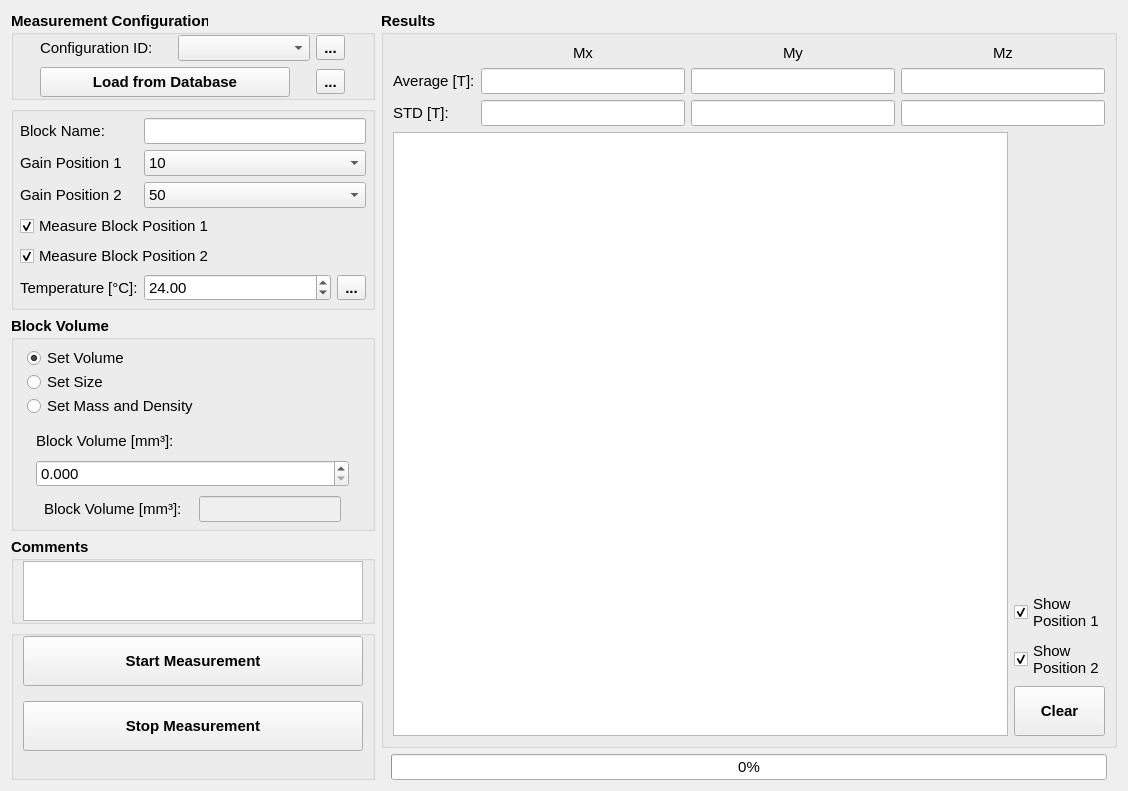
The window that helmholtz/gui/ui/measurementwidget.ui (lnls-ima/helmholtz-coil-control) describes before a commit, drawn with Qt 5.
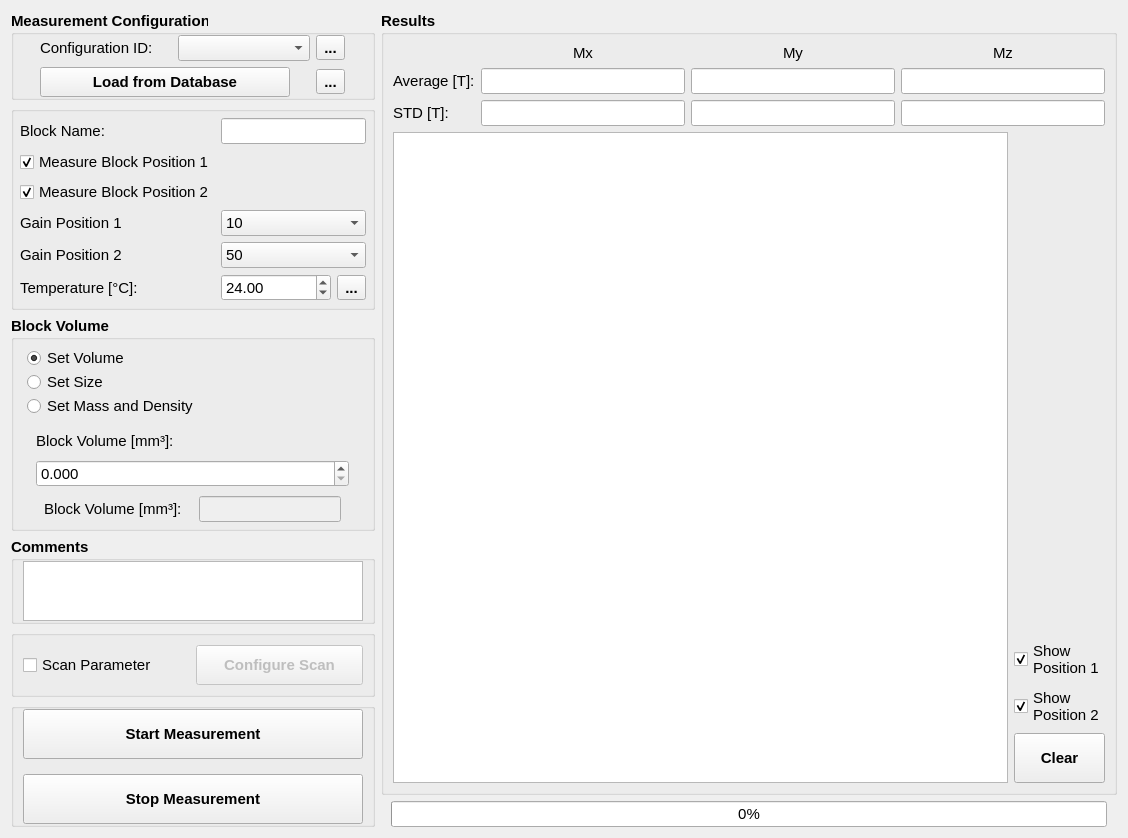
The same window after the commit. Icons and pictures are not drawn. Custom widgets are drawn as their Qt base class.

Commit message: Adding scan parameter dialog

Diff of the .ui file:
```diff
--- a/helmholtz/gui/ui/measurementwidget.ui
+++ b/helmholtz/gui/ui/measurementwidget.ui
@@ -7,7 +7,7 @@
     <x>0</x>
     <y>0</y>
     <width>1128</width>
-    <height>791</height>
+    <height>804</height>
    </rect>
   </property>
   <property name="sizePolicy">
@@ -25,322 +25,6 @@
    <string>Measurement</string>
   </property>
   <layout class="QGridLayout" name="gridLayout_3">
-   <item row="1" column="0">
-    <widget class="QGroupBox" name="groupBox">
-     <property name="sizePolicy">
-      <sizepolicy hsizetype="Preferred" vsizetype="Preferred">
-       <horstretch>0</horstretch>
-       <verstretch>0</verstretch>
-      </sizepolicy>
-     </property>
-     <property name="font">
-      <font>
-       <weight>75</weight>
-       <bold>true</bold>
-      </font>
-     </property>
-     <property name="title">
-      <string/>
-     </property>
-     <layout class="QGridLayout" name="gridLayout">
-      <property name="leftMargin">
-       <number>6</number>
-      </property>
-      <property name="topMargin">
-       <number>6</number>
-      </property>
-      <property name="rightMargin">
-       <number>6</number>
-      </property>
-      <property name="bottomMargin">
-       <number>6</number>
-      </property>
-      <item row="5" column="1" colspan="2">
-       <widget class="QDoubleSpinBox" name="sbd_block_temperature">
-        <property name="font">
-         <font>
-          <weight>50</weight>
-          <bold>false</bold>
-         </font>
-        </property>
-        <property name="maximum">
-         <double>200.000000000000000</double>
-        </property>
-        <property name="value">
-         <double>24.000000000000000</double>
-        </property>
-       </widget>
-      </item>
-      <item row="5" column="0">
-       <widget class="QLabel" name="label_2">
-        <property name="font">
-         <font>
-          <weight>50</weight>
-          <bold>false</bold>
-         </font>
-        </property>
-        <property name="text">
-         <string>Temperature [°C]:</string>
-        </property>
-       </widget>
-      </item>
-      <item row="0" column="1" colspan="3">
-       <widget class="QLineEdit" name="le_block_name">
-        <property name="font">
-         <font>
-          <weight>50</weight>
-          <bold>false</bold>
-         </font>
-        </property>
-       </widget>
-      </item>
-      <item row="2" column="1" colspan="3">
-       <widget class="QComboBox" name="cmb_gain_position_2">
-        <property name="font">
-         <font>
-          <weight>50</weight>
-          <bold>false</bold>
-         </font>
-        </property>
-        <property name="currentIndex">
-         <number>5</number>
-        </property>
-        <item>
-         <property name="text">
-          <string>1</string>
-         </property>
-        </item>
-        <item>
-         <property name="text">
-          <string>2</string>
-         </property>
-        </item>
-        <item>
-         <property name="text">
-          <string>5</string>
-         </property>
-        </item>
-        <item>
-         <property name="text">
-          <string>10</string>
-         </property>
-        </item>
-        <item>
-         <property name="text">
-          <string>20</string>
-         </property>
-        </item>
-        <item>
-         <property name="text">
-          <string>50</string>
-         </property>
-        </item>
-        <item>
-         <property name="text">
-          <string>100</string>
-         </property>
-        </item>
-        <item>
-         <property name="text">
-          <string>200</string>
-         </property>
-        </item>
-        <item>
-         <property name="text">
-          <string>500</string>
-         </property>
-        </item>
-        <item>
-         <property name="text">
-          <string>1000</string>
-         </property>
-        </item>
-       </widget>
-      </item>
-      <item row="1" column="0">
-       <widget class="QLabel" name="label_19">
-        <property name="sizePolicy">
-         <sizepolicy hsizetype="Maximum" vsizetype="Preferred">
-          <horstretch>0</horstretch>
-          <verstretch>0</verstretch>
-         </sizepolicy>
-        </property>
-        <property name="font">
-         <font>
-          <weight>50</weight>
-          <bold>false</bold>
-         </font>
-        </property>
-        <property name="text">
-         <string>Gain Position 1</string>
-        </property>
-       </widget>
-      </item>
-      <item row="5" column="3">
-       <widget class="QToolButton" name="tbt_read_temperature">
-        <property name="enabled">
-         <bool>true</bool>
-        </property>
-        <property name="toolTip">
-         <string>Measure block temperature</string>
-        </property>
-        <property name="text">
-         <string>...</string>
-        </property>
-        <property name="icon">
-         <iconset>
-          <normaloff>../../resources/img/thermometer.png</normaloff>../../resources/img/thermometer.png</iconset>
-        </property>
-        <property name="iconSize">
-         <size>
-          <width>24</width>
-          <height>24</height>
-         </size>
-        </property>
-       </widget>
-      </item>
-      <item row="3" column="0" colspan="4">
-       <widget class="QCheckBox" name="chb_measure_position_1">
-        <property name="sizePolicy">
-         <sizepolicy hsizetype="Preferred" vsizetype="Fixed">
-          <horstretch>0</horstretch>
-          <verstretch>0</verstretch>
-         </sizepolicy>
-        </property>
-        <property name="font">
-         <font>
-          <weight>50</weight>
-          <bold>false</bold>
-         </font>
-        </property>
-        <property name="text">
-         <string>Measure Block Position 1</string>
-        </property>
-        <property name="checked">
-         <bool>true</bool>
-        </property>
-       </widget>
-      </item>
-      <item row="1" column="1" colspan="3">
-       <widget class="QComboBox" name="cmb_gain_position_1">
-        <property name="sizePolicy">
-         <sizepolicy hsizetype="Preferred" vsizetype="Fixed">
-          <horstretch>0</horstretch>
-          <verstretch>0</verstretch>
-         </sizepolicy>
-        </property>
-        <property name="font">
-         <font>
-          <weight>50</weight>
-          <bold>false</bold>
-         </font>
-        </property>
-        <property name="currentIndex">
-         <number>3</number>
-        </property>
-        <item>
-         <property name="text">
-          <string>1</string>
-         </property>
-        </item>
-        <item>
-         <property name="text">
-          <string>2</string>
-         </property>
-        </item>
-        <item>
-         <property name="text">
-          <string>5</string>
-         </property>
-        </item>
-        <item>
-         <property name="text">
-          <string>10</string>
-         </property>
-        </item>
-        <item>
-         <property name="text">
-          <string>20</string>
-         </property>
-        </item>
-        <item>
-         <property name="text">
-          <string>50</string>
-         </property>
-        </item>
-        <item>
-         <property name="text">
-          <string>100</string>
-         </property>
-        </item>
-        <item>
-         <property name="text">
-          <string>200</string>
-         </property>
-        </item>
-        <item>
-         <property name="text">
-          <string>500</string>
-         </property>
-        </item>
-        <item>
-         <property name="text">
-          <string>1000</string>
-         </property>
-        </item>
-       </widget>
-      </item>
-      <item row="0" column="0">
-       <widget class="QLabel" name="label">
-        <property name="font">
-         <font>
-          <weight>50</weight>
-          <bold>false</bold>
-         </font>
-        </property>
-        <property name="text">
-         <string>Block Name:</string>
-        </property>
-       </widget>
-      </item>
-      <item row="2" column="0">
-       <widget class="QLabel" name="label_20">
-        <property name="font">
-         <font>
-          <weight>50</weight>
-          <bold>false</bold>
-         </font>
-        </property>
-        <property name="text">
-         <string>Gain Position 2</string>
-        </property>
-       </widget>
-      </item>
-      <item row="4" column="0" colspan="4">
-       <widget class="QCheckBox" name="chb_measure_position_2">
-        <property name="sizePolicy">
-         <sizepolicy hsizetype="Preferred" vsizetype="Fixed">
-          <horstretch>0</horstretch>
-          <verstretch>0</verstretch>
-         </sizepolicy>
-        </property>
-        <property name="font">
-         <font>
-          <weight>50</weight>
-          <bold>false</bold>
-         </font>
-        </property>
-        <property name="text">
-         <string>Measure Block Position 2</string>
-        </property>
-        <property name="checked">
-         <bool>true</bool>
-        </property>
-       </widget>
-      </item>
-     </layout>
-    </widget>
-   </item>
    <item row="0" column="0">
     <widget class="QGroupBox" name="groupBox_7">
      <property name="sizePolicy">
@@ -460,7 +144,347 @@
      </layout>
     </widget>
    </item>
-   <item row="4" column="0">
+   <item row="0" column="1" rowspan="6">
+    <layout class="QVBoxLayout" name="verticalLayout_4">
+     <item>
+      <widget class="QGroupBox" name="groupBox_3">
+       <property name="font">
+        <font>
+         <weight>75</weight>
+         <bold>true</bold>
+        </font>
+       </property>
+       <property name="title">
+        <string>Results</string>
+       </property>
+       <layout class="QGridLayout" name="gridLayout_4">
+        <item row="1" column="1">
+         <layout class="QVBoxLayout" name="verticalLayout_2">
+          <item>
+           <spacer name="verticalSpacer">
+            <property name="orientation">
+             <enum>Qt::Vertical</enum>
+            </property>
+            <property name="sizeHint" stdset="0">
+             <size>
+              <width>20</width>
+              <height>40</height>
+             </size>
+            </property>
+           </spacer>
+          </item>
+          <item alignment="Qt::AlignHCenter|Qt::AlignVCenter">
+           <widget class="QCheckBox" name="chb_show_position_1">
+            <property name="font">
+             <font>
+              <weight>50</weight>
+              <bold>false</bold>
+             </font>
+            </property>
+            <property name="text">
+             <string>Show
+Position 1</string>
+            </property>
+            <property name="checked">
+             <bool>true</bool>
+            </property>
+           </widget>
+          </item>
+          <item alignment="Qt::AlignHCenter|Qt::AlignVCenter">
+           <widget class="QCheckBox" name="chb_show_position_2">
+            <property name="font">
+             <font>
+              <weight>50</weight>
+              <bold>false</bold>
+             </font>
+            </property>
+            <property name="text">
+             <string>Show
+Position 2</string>
+            </property>
+            <property name="checked">
+             <bool>true</bool>
+            </property>
+           </widget>
+          </item>
+          <item>
+           <widget class="QPushButton" name="pbt_clear_results">
+            <property name="sizePolicy">
+             <sizepolicy hsizetype="Preferred" vsizetype="Fixed">
+              <horstretch>0</horstretch>
+              <verstretch>0</verstretch>
+             </sizepolicy>
+            </property>
+            <property name="minimumSize">
+             <size>
+              <width>0</width>
+              <height>50</height>
+             </size>
+            </property>
+            <property name="font">
+             <font>
+              <weight>75</weight>
+              <bold>true</bold>
+             </font>
+            </property>
+            <property name="toolTip">
+             <string>Clear results</string>
+            </property>
+            <property name="text">
+             <string>Clear</string>
+            </property>
+            <property name="icon">
+             <iconset>
+              <normaloff>../../resources/img/clear.svg</normaloff>../../resources/img/clear.svg</iconset>
+            </property>
+            <property name="iconSize">
+             <size>
+              <width>24</width>
+              <height>24</height>
+             </size>
+            </property>
+           </widget>
+          </item>
+         </layout>
+        </item>
+        <item row="1" column="0">
+         <widget class="PlotWidget" name="pw_graph">
+          <property name="backgroundBrush">
+           <brush brushstyle="SolidPattern">
+            <color alpha="255">
+             <red>255</red>
+             <green>255</green>
+             <blue>255</blue>
+            </color>
+           </brush>
+          </property>
+          <property name="foregroundBrush">
+           <brush brushstyle="NoBrush">
+            <color alpha="255">
+             <red>255</red>
+             <green>255</green>
+             <blue>255</blue>
+            </color>
+           </brush>
+          </property>
+         </widget>
+        </item>
+        <item row="0" column="0" colspan="2">
+         <layout class="QGridLayout" name="gridLayout_5">
+          <item row="1" column="0">
+           <widget class="QLabel" name="label_15">
+            <property name="font">
+             <font>
+              <weight>50</weight>
+              <bold>false</bold>
+             </font>
+            </property>
+            <property name="text">
+             <string>Average [T]:</string>
+            </property>
+           </widget>
+          </item>
+          <item row="1" column="1">
+           <widget class="QLineEdit" name="le_avg_mx">
+            <property name="font">
+             <font>
+              <weight>50</weight>
+              <bold>false</bold>
+             </font>
+            </property>
+           </widget>
+          </item>
+          <item row="0" column="3" alignment="Qt::AlignHCenter">
+           <widget class="QLabel" name="label_10">
+            <property name="font">
+             <font>
+              <weight>50</weight>
+              <bold>false</bold>
+             </font>
+            </property>
+            <property name="text">
+             <string>Mz</string>
+            </property>
+           </widget>
+          </item>
+          <item row="2" column="3">
+           <widget class="QLineEdit" name="le_std_mz">
+            <property name="font">
+             <font>
+              <weight>50</weight>
+              <bold>false</bold>
+             </font>
+            </property>
+           </widget>
+          </item>
+          <item row="1" column="3">
+           <widget class="QLineEdit" name="le_avg_mz">
+            <property name="font">
+             <font>
+              <weight>50</weight>
+              <bold>false</bold>
+             </font>
+            </property>
+           </widget>
+          </item>
+          <item row="2" column="0">
+           <widget class="QLabel" name="label_16">
+            <property name="font">
+             <font>
+              <weight>50</weight>
+              <bold>false</bold>
+             </font>
+            </property>
+            <property name="text">
+             <string>STD [T]:</string>
+            </property>
+           </widget>
+          </item>
+          <item row="1" column="2">
+           <widget class="QLineEdit" name="le_avg_my">
+            <property name="font">
+             <font>
+              <weight>50</weight>
+              <bold>false</bold>
+             </font>
+            </property>
+           </widget>
+          </item>
+          <item row="2" column="1">
+           <widget class="QLineEdit" name="le_std_mx">
+            <property name="font">
+             <font>
+              <weight>50</weight>
+              <bold>false</bold>
+             </font>
+            </property>
+           </widget>
+          </item>
+          <item row="0" column="2" alignment="Qt::AlignHCenter">
+           <widget class="QLabel" name="label_9">
+            <property name="font">
+             <font>
+              <weight>50</weight>
+              <bold>false</bold>
+             </font>
+            </property>
+            <property name="text">
+             <string>My</string>
+            </property>
+           </widget>
+          </item>
+          <item row="2" column="2">
+           <widget class="QLineEdit" name="le_std_my">
+            <property name="font">
+             <font>
+              <weight>50</weight>
+              <bold>false</bold>
+             </font>
+            </property>
+           </widget>
+          </item>
+          <item row="0" column="1" alignment="Qt::AlignHCenter">
+           <widget class="QLabel" name="label_8">
+            <property name="font">
+             <font>
+              <weight>50</weight>
+              <bold>false</bold>
+             </font>
+            </property>
+            <property name="text">
+             <string>Mx</string>
+            </property>
+           </widget>
+          </item>
+         </layout>
+        </item>
+       </layout>
+      </widget>
+     </item>
+     <item>
+      <layout class="QVBoxLayout" name="verticalLayout_3">
+       <property name="leftMargin">
+        <number>10</number>
+       </property>
+       <property name="topMargin">
+        <number>0</number>
+       </property>
+       <property name="rightMargin">
+        <number>10</number>
+       </property>
+       <item>
+        <widget class="QProgressBar" name="pgb_status">
+         <property name="sizePolicy">
+          <sizepolicy hsizetype="Preferred" vsizetype="Fixed">
+           <horstretch>0</horstretch>
+           <verstretch>0</verstretch>
+          </sizepolicy>
+         </property>
+         <property name="value">
+          <number>0</number>
+         </property>
+        </widget>
+       </item>
+      </layout>
+     </item>
+    </layout>
+   </item>
+   <item row="3" column="0">
+    <widget class="QGroupBox" name="gb_comments">
+     <property name="sizePolicy">
+      <sizepolicy hsizetype="Maximum" vsizetype="Maximum">
+       <horstretch>0</horstretch>
+       <verstretch>0</verstretch>
+      </sizepolicy>
+     </property>
+     <property name="font">
+      <font>
+       <weight>75</weight>
+       <bold>true</bold>
+      </font>
+     </property>
+     <property name="title">
+      <string>Comments</string>
+     </property>
+     <layout class="QGridLayout" name="gridLayout_2">
+      <property name="topMargin">
+       <number>0</number>
+      </property>
+      <property name="bottomMargin">
+       <number>0</number>
+      </property>
+      <item row="0" column="0">
+       <widget class="QTextEdit" name="te_comments">
+        <property name="sizePolicy">
+         <sizepolicy hsizetype="Maximum" vsizetype="Maximum">
+          <horstretch>0</horstretch>
+          <verstretch>0</verstretch>
+         </sizepolicy>
+        </property>
+        <property name="minimumSize">
+         <size>
+          <width>340</width>
+          <height>0</height>
+         </size>
+        </property>
+        <property name="maximumSize">
+         <size>
+          <width>16777215</width>
+          <height>60</height>
+         </size>
+        </property>
+        <property name="font">
+         <font>
+          <weight>50</weight>
+          <bold>false</bold>
+         </font>
+        </property>
+       </widget>
+      </item>
+     </layout>
+    </widget>
+   </item>
+   <item row="5" column="0">
     <widget class="QGroupBox" name="groupBox">
      <property name="sizePolicy">
       <sizepolicy hsizetype="Preferred" vsizetype="Expanding">
@@ -579,6 +603,322 @@
      </layout>
     </widget>
    </item>
+   <item row="1" column="0">
+    <widget class="QGroupBox" name="groupBox">
+     <property name="sizePolicy">
+      <sizepolicy hsizetype="Preferred" vsizetype="Preferred">
+       <horstretch>0</horstretch>
+       <verstretch>0</verstretch>
+      </sizepolicy>
+     </property>
+     <property name="font">
+      <font>
+       <weight>75</weight>
+       <bold>true</bold>
+      </font>
+     </property>
+     <property name="title">
+      <string/>
+     </property>
+     <layout class="QGridLayout" name="gridLayout">
+      <property name="leftMargin">
+       <number>6</number>
+      </property>
+      <property name="topMargin">
+       <number>6</number>
+      </property>
+      <property name="rightMargin">
+       <number>6</number>
+      </property>
+      <property name="bottomMargin">
+       <number>6</number>
+      </property>
+      <item row="5" column="1" colspan="3">
+       <widget class="QComboBox" name="cmb_gain_position_2">
+        <property name="font">
+         <font>
+          <weight>50</weight>
+          <bold>false</bold>
+         </font>
+        </property>
+        <property name="currentIndex">
+         <number>5</number>
+        </property>
+        <item>
+         <property name="text">
+          <string>1</string>
+         </property>
+        </item>
+        <item>
+         <property name="text">
+          <string>2</string>
+         </property>
+        </item>
+        <item>
+         <property name="text">
+          <string>5</string>
+         </property>
+        </item>
+        <item>
+         <property name="text">
+          <string>10</string>
+         </property>
+        </item>
+        <item>
+         <property name="text">
+          <string>20</string>
+         </property>
+        </item>
+        <item>
+         <property name="text">
+          <string>50</string>
+         </property>
+        </item>
+        <item>
+         <property name="text">
+          <string>100</string>
+         </property>
+        </item>
+        <item>
+         <property name="text">
+          <string>200</string>
+         </property>
+        </item>
+        <item>
+         <property name="text">
+          <string>500</string>
+         </property>
+        </item>
+        <item>
+         <property name="text">
+          <string>1000</string>
+         </property>
+        </item>
+       </widget>
+      </item>
+      <item row="0" column="1" colspan="3">
+       <widget class="QLineEdit" name="le_block_name">
+        <property name="font">
+         <font>
+          <weight>50</weight>
+          <bold>false</bold>
+         </font>
+        </property>
+       </widget>
+      </item>
+      <item row="5" column="0">
+       <widget class="QLabel" name="label_20">
+        <property name="font">
+         <font>
+          <weight>50</weight>
+          <bold>false</bold>
+         </font>
+        </property>
+        <property name="text">
+         <string>Gain Position 2</string>
+        </property>
+       </widget>
+      </item>
+      <item row="0" column="0">
+       <widget class="QLabel" name="label">
+        <property name="font">
+         <font>
+          <weight>50</weight>
+          <bold>false</bold>
+         </font>
+        </property>
+        <property name="text">
+         <string>Block Name:</string>
+        </property>
+       </widget>
+      </item>
+      <item row="8" column="0">
+       <widget class="QLabel" name="label_2">
+        <property name="font">
+         <font>
+          <weight>50</weight>
+          <bold>false</bold>
+         </font>
+        </property>
+        <property name="text">
+         <string>Temperature [°C]:</string>
+        </property>
+       </widget>
+      </item>
+      <item row="3" column="0">
+       <widget class="QLabel" name="label_19">
+        <property name="sizePolicy">
+         <sizepolicy hsizetype="Maximum" vsizetype="Preferred">
+          <horstretch>0</horstretch>
+          <verstretch>0</verstretch>
+         </sizepolicy>
+        </property>
+        <property name="font">
+         <font>
+          <weight>50</weight>
+          <bold>false</bold>
+         </font>
+        </property>
+        <property name="text">
+         <string>Gain Position 1</string>
+        </property>
+       </widget>
+      </item>
+      <item row="8" column="3">
+       <widget class="QToolButton" name="tbt_read_temperature">
+        <property name="enabled">
+         <bool>true</bool>
+        </property>
+        <property name="toolTip">
+         <string>Measure block temperature</string>
+        </property>
+        <property name="text">
+         <string>...</string>
+        </property>
+        <property name="icon">
+         <iconset>
+          <normaloff>../../resources/img/thermometer.png</normaloff>../../resources/img/thermometer.png</iconset>
+        </property>
+        <property name="iconSize">
+         <size>
+          <width>24</width>
+          <height>24</height>
+         </size>
+        </property>
+       </widget>
+      </item>
+      <item row="8" column="1" colspan="2">
+       <widget class="QDoubleSpinBox" name="sbd_block_temperature">
+        <property name="font">
+         <font>
+          <weight>50</weight>
+          <bold>false</bold>
+         </font>
+        </property>
+        <property name="maximum">
+         <double>200.000000000000000</double>
+        </property>
+        <property name="value">
+         <double>24.000000000000000</double>
+        </property>
+       </widget>
+      </item>
+      <item row="1" column="0">
+       <widget class="QCheckBox" name="chb_measure_position_1">
+        <property name="sizePolicy">
+         <sizepolicy hsizetype="Preferred" vsizetype="Fixed">
+          <horstretch>0</horstretch>
+          <verstretch>0</verstretch>
+         </sizepolicy>
+        </property>
+        <property name="font">
+         <font>
+          <weight>50</weight>
+          <bold>false</bold>
+         </font>
+        </property>
+        <property name="text">
+         <string>Measure Block Position 1</string>
+        </property>
+        <property name="checked">
+         <bool>true</bool>
+        </property>
+       </widget>
+      </item>
+      <item row="3" column="1" colspan="3">
+       <widget class="QComboBox" name="cmb_gain_position_1">
+        <property name="sizePolicy">
+         <sizepolicy hsizetype="Preferred" vsizetype="Fixed">
+          <horstretch>0</horstretch>
+          <verstretch>0</verstretch>
+         </sizepolicy>
+        </property>
+        <property name="font">
+         <font>
+          <weight>50</weight>
+          <bold>false</bold>
+         </font>
+        </property>
+        <property name="currentIndex">
+         <number>3</number>
+        </property>
+        <item>
+         <property name="text">
+          <string>1</string>
+         </property>
+        </item>
+        <item>
+         <property name="text">
+          <string>2</string>
+         </property>
+        </item>
+        <item>
+         <property name="text">
+          <string>5</string>
+         </property>
+        </item>
+        <item>
+         <property name="text">
+          <string>10</string>
+         </property>
+        </item>
+        <item>
+         <property name="text">
+          <string>20</string>
+         </property>
+        </item>
+        <item>
+         <property name="text">
+          <string>50</string>
+         </property>
+        </item>
+        <item>
+         <property name="text">
+          <string>100</string>
+         </property>
+        </item>
+        <item>
+         <property name="text">
+          <string>200</string>
+         </property>
+        </item>
+        <item>
+         <property name="text">
+          <string>500</string>
+         </property>
+        </item>
+        <item>
+         <property name="text">
+          <string>1000</string>
+         </property>
+        </item>
+       </widget>
+      </item>
+      <item row="2" column="0">
+       <widget class="QCheckBox" name="chb_measure_position_2">
+        <property name="sizePolicy">
+         <sizepolicy hsizetype="Preferred" vsizetype="Fixed">
+          <horstretch>0</horstretch>
+          <verstretch>0</verstretch>
+         </sizepolicy>
+        </property>
+        <property name="font">
+         <font>
+          <weight>50</weight>
+          <bold>false</bold>
+         </font>
+        </property>
+        <property name="text">
+         <string>Measure Block Position 2</string>
+        </property>
+        <property name="checked">
+         <bool>true</bool>
+        </property>
+       </widget>
+      </item>
+     </layout>
+    </widget>
+   </item>
    <item row="2" column="0">
     <widget class="QGroupBox" name="groupBox_2">
      <property name="font">
@@ -1072,340 +1412,44 @@
      </layout>
     </widget>
    </item>
-   <item row="0" column="1" rowspan="5">
-    <layout class="QVBoxLayout" name="verticalLayout_4">
-     <item>
-      <widget class="QGroupBox" name="groupBox_3">
-       <property name="font">
-        <font>
-         <weight>75</weight>
-         <bold>true</bold>
-        </font>
-       </property>
+   <item row="4" column="0">
+    <widget class="QGroupBox" name="groupBox_4">
        <property name="title">
-        <string>Results</string>
-       </property>
-       <layout class="QGridLayout" name="gridLayout_4">
-        <item row="1" column="1">
-         <layout class="QVBoxLayout" name="verticalLayout_2">
-          <item>
-           <spacer name="verticalSpacer">
-            <property name="orientation">
-             <enum>Qt::Vertical</enum>
-            </property>
-            <property name="sizeHint" stdset="0">
-             <size>
-              <width>20</width>
-              <height>40</height>
-             </size>
-            </property>
-           </spacer>
-          </item>
-          <item alignment="Qt::AlignHCenter|Qt::AlignVCenter">
-           <widget class="QCheckBox" name="chb_show_position_1">
-            <property name="font">
-             <font>
-              <weight>50</weight>
-              <bold>false</bold>
-             </font>
-            </property>
-            <property name="text">
-             <string>Show
-Position 1</string>
-            </property>
-            <property name="checked">
-             <bool>true</bool>
-            </property>
-           </widget>
-          </item>
-          <item alignment="Qt::AlignHCenter|Qt::AlignVCenter">
-           <widget class="QCheckBox" name="chb_show_position_2">
-            <property name="font">
-             <font>
-              <weight>50</weight>
-              <bold>false</bold>
-             </font>
-            </property>
-            <property name="text">
-             <string>Show
-Position 2</string>
-            </property>
-            <property name="checked">
-             <bool>true</bool>
-            </property>
-           </widget>
-          </item>
-          <item>
-           <widget class="QPushButton" name="pbt_clear_results">
-            <property name="sizePolicy">
-             <sizepolicy hsizetype="Preferred" vsizetype="Fixed">
-              <horstretch>0</horstretch>
-              <verstretch>0</verstretch>
-             </sizepolicy>
-            </property>
-            <property name="minimumSize">
-             <size>
-              <width>0</width>
-              <height>50</height>
-             </size>
-            </property>
-            <property name="font">
-             <font>
-              <weight>75</weight>
-              <bold>true</bold>
-             </font>
-            </property>
-            <property name="toolTip">
-             <string>Clear results</string>
-            </property>
-            <property name="text">
-             <string>Clear</string>
-            </property>
-            <property name="icon">
-             <iconset>
-              <normaloff>../../resources/img/clear.svg</normaloff>../../resources/img/clear.svg</iconset>
-            </property>
-            <property name="iconSize">
-             <size>
-              <width>24</width>
-              <height>24</height>
-             </size>
-            </property>
-           </widget>
-          </item>
-         </layout>
-        </item>
-        <item row="1" column="0">
-         <widget class="PlotWidget" name="pw_graph">
-          <property name="backgroundBrush">
-           <brush brushstyle="SolidPattern">
-            <color alpha="255">
-             <red>255</red>
-             <green>255</green>
-             <blue>255</blue>
-            </color>
-           </brush>
-          </property>
-          <property name="foregroundBrush">
-           <brush brushstyle="NoBrush">
-            <color alpha="255">
-             <red>255</red>
-             <green>255</green>
-             <blue>255</blue>
-            </color>
-           </brush>
-          </property>
-         </widget>
-        </item>
-        <item row="0" column="0" colspan="2">
-         <layout class="QGridLayout" name="gridLayout_5">
-          <item row="1" column="0">
-           <widget class="QLabel" name="label_15">
-            <property name="font">
-             <font>
-              <weight>50</weight>
-              <bold>false</bold>
-             </font>
-            </property>
-            <property name="text">
-             <string>Average [T]:</string>
-            </property>
-           </widget>
-          </item>
-          <item row="1" column="1">
-           <widget class="QLineEdit" name="le_avg_mx">
-            <property name="font">
-             <font>
-              <weight>50</weight>
-              <bold>false</bold>
-             </font>
-            </property>
-           </widget>
-          </item>
-          <item row="0" column="3" alignment="Qt::AlignHCenter">
-           <widget class="QLabel" name="label_10">
-            <property name="font">
-             <font>
-              <weight>50</weight>
-              <bold>false</bold>
-             </font>
-            </property>
-            <property name="text">
-             <string>Mz</string>
-            </property>
-           </widget>
-          </item>
-          <item row="2" column="3">
-           <widget class="QLineEdit" name="le_std_mz">
-            <property name="font">
-             <font>
-              <weight>50</weight>
-              <bold>false</bold>
-             </font>
-            </property>
-           </widget>
-          </item>
-          <item row="1" column="3">
-           <widget class="QLineEdit" name="le_avg_mz">
-            <property name="font">
-             <font>
-              <weight>50</weight>
-              <bold>false</bold>
-             </font>
-            </property>
-           </widget>
-          </item>
-          <item row="2" column="0">
-           <widget class="QLabel" name="label_16">
-            <property name="font">
-             <font>
-              <weight>50</weight>
-              <bold>false</bold>
-             </font>
-            </property>
-            <property name="text">
-             <string>STD [T]:</string>
-            </property>
-           </widget>
-          </item>
-          <item row="1" column="2">
-           <widget class="QLineEdit" name="le_avg_my">
-            <property name="font">
-             <font>
-              <weight>50</weight>
-              <bold>false</bold>
-             </font>
-            </property>
-           </widget>
-          </item>
-          <item row="2" column="1">
-           <widget class="QLineEdit" name="le_std_mx">
-            <property name="font">
-             <font>
-              <weight>50</weight>
-              <bold>false</bold>
-             </font>
-            </property>
-           </widget>
-          </item>
-          <item row="0" column="2" alignment="Qt::AlignHCenter">
-           <widget class="QLabel" name="label_9">
-            <property name="font">
-             <font>
-              <weight>50</weight>
-              <bold>false</bold>
-             </font>
-            </property>
-            <property name="text">
-             <string>My</string>
-            </property>
-           </widget>
-          </item>
-          <item row="2" column="2">
-           <widget class="QLineEdit" name="le_std_my">
-            <property name="font">
-             <font>
-              <weight>50</weight>
-              <bold>false</bold>
-             </font>
-            </property>
-           </widget>
-          </item>
-          <item row="0" column="1" alignment="Qt::AlignHCenter">
-           <widget class="QLabel" name="label_8">
-            <property name="font">
-             <font>
-              <weight>50</weight>
-              <bold>false</bold>
-             </font>
-            </property>
-            <property name="text">
-             <string>Mx</string>
-            </property>
-           </widget>
-          </item>
-         </layout>
-        </item>
-       </layout>
-      </widget>
-     </item>
-     <item>
-      <layout class="QVBoxLayout" name="verticalLayout_3">
-       <property name="leftMargin">
-        <number>10</number>
-       </property>
-       <property name="topMargin">
-        <number>0</number>
-       </property>
-       <property name="rightMargin">
-        <number>10</number>
-       </property>
-       <item>
-        <widget class="QProgressBar" name="pgb_status">
-         <property name="sizePolicy">
-          <sizepolicy hsizetype="Preferred" vsizetype="Fixed">
-           <horstretch>0</horstretch>
-           <verstretch>0</verstretch>
-          </sizepolicy>
-         </property>
-         <property name="value">
-          <number>0</number>
-         </property>
-        </widget>
-       </item>
-      </layout>
-     </item>
-    </layout>
-   </item>
-   <item row="3" column="0">
-    <widget class="QGroupBox" name="gb_comments">
-     <property name="sizePolicy">
-      <sizepolicy hsizetype="Maximum" vsizetype="Maximum">
-       <horstretch>0</horstretch>
-       <verstretch>0</verstretch>
-      </sizepolicy>
-     </property>
-     <property name="font">
-      <font>
-       <weight>75</weight>
-       <bold>true</bold>
-      </font>
-     </property>
-     <property name="title">
-      <string>Comments</string>
-     </property>
-     <layout class="QGridLayout" name="gridLayout_2">
-      <property name="topMargin">
-       <number>0</number>
-      </property>
-      <property name="bottomMargin">
-       <number>0</number>
-      </property>
+      <string/>
+     </property>
+     <layout class="QGridLayout" name="gridLayout_6">
       <item row="0" column="0">
-       <widget class="QTextEdit" name="te_comments">
-        <property name="sizePolicy">
-         <sizepolicy hsizetype="Maximum" vsizetype="Maximum">
-          <horstretch>0</horstretch>
-          <verstretch>0</verstretch>
-         </sizepolicy>
-        </property>
-        <property name="minimumSize">
-         <size>
-          <width>340</width>
-          <height>0</height>
-         </size>
-        </property>
-        <property name="maximumSize">
-         <size>
-          <width>16777215</width>
-          <height>60</height>
-         </size>
-        </property>
+       <widget class="QCheckBox" name="chb_scan_parameter">
         <property name="font">
          <font>
           <weight>50</weight>
           <bold>false</bold>
          </font>
+        </property>
+        <property name="text">
+         <string>Scan Parameter</string>
+        </property>
+       </widget>
+      </item>
+      <item row="0" column="1">
+       <widget class="QPushButton" name="pbt_configure_scan">
+        <property name="enabled">
+         <bool>false</bool>
+        </property>
+        <property name="minimumSize">
+         <size>
+          <width>0</width>
+          <height>40</height>
+         </size>
+        </property>
+        <property name="font">
+         <font>
+          <weight>75</weight>
+          <bold>true</bold>
+         </font>
+        </property>
+        <property name="text">
+         <string>Configure Scan</string>
         </property>
        </widget>
       </item>
```
Lines whose indentation alone changed are shown as unchanged. The commit also changes 5 other files.
